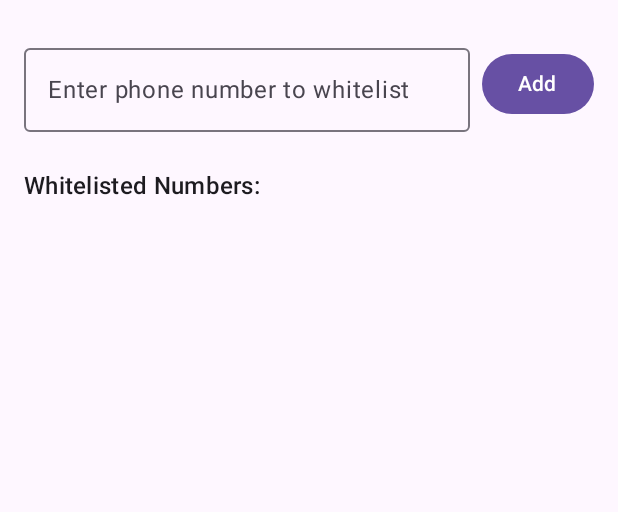
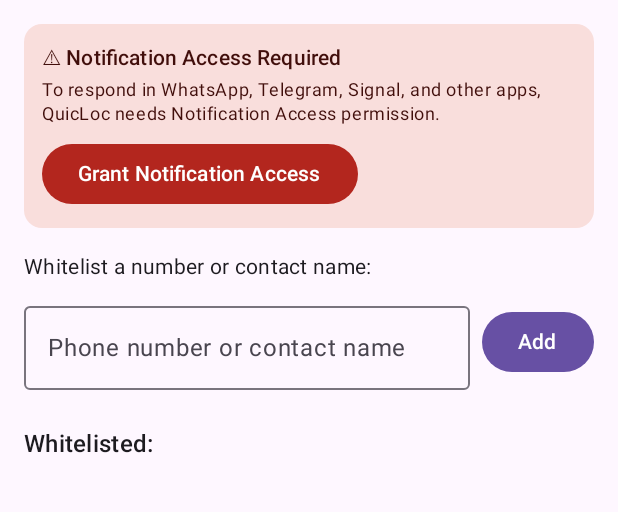
Before and after one commit to HereLiesAz/QuicLoc, an Android app built with Jetpack Compose: the screen it shows after launch (MainActivity), on a phone screen of 412 x 824 dp, the part 168-680 px from its top. Run offline under Robolectric (Android 15) with nearby library versions, the light colour scheme and no system bars.

Commit message:
Add files via upload

```diff
--- a/app/src/main/java/com/hereliesaz/quicloc/MainActivity.kt
+++ b/app/src/main/java/com/hereliesaz/quicloc/MainActivity.kt
@@ -1,8 +1,13 @@
 package com.hereliesaz.quicloc
 
 import android.Manifest
+import androidx.appcompat.app.AppCompatDelegate
+import android.content.ComponentName
+import android.content.Intent
 import android.content.pm.PackageManager
 import android.os.Bundle
+import android.provider.Settings
+import android.text.TextUtils
 import android.widget.Toast
 import androidx.activity.ComponentActivity
 import androidx.activity.compose.setContent
@@ -17,7 +22,6 @@ import androidx.compose.material3.*
 import androidx.compose.runtime.*
 import androidx.compose.ui.Alignment
 import androidx.compose.ui.Modifier
-import androidx.compose.ui.res.stringResource
 import androidx.compose.ui.text.input.KeyboardType
 import androidx.compose.ui.unit.dp
 import androidx.core.content.ContextCompat
@@ -37,31 +41,48 @@ class MainActivity : ComponentActivity() {
         ActivityResultContracts.RequestPermission()
     ) { isGranted ->
         if (!isGranted) {
-            Toast.makeText(this, "Background location permission is required for QuicLoc to function when the app is closed.", Toast.LENGTH_LONG).show()
+            Toast.makeText(
+                this,
+                "Background location permission is required for QuicLoc to work when the app is closed.",
+                Toast.LENGTH_LONG
+            ).show()
         }
+        // After location permissions, prompt for notification access
+        checkNotificationListenerPermission()
     }
 
     private val multiplePermissionsLauncher = registerForActivityResult(
         ActivityResultContracts.RequestMultiplePermissions()
     ) { permissions ->
-        val hasSms = permissions[Manifest.permission.RECEIVE_SMS] == true && permissions[Manifest.permission.SEND_SMS] == true
-        val hasLocation = permissions[Manifest.permission.ACCESS_FINE_LOCATION] == true || permissions[Manifest.permission.ACCESS_COARSE_LOCATION] == true
+        val hasSms = permissions[Manifest.permission.RECEIVE_SMS] == true &&
+                permissions[Manifest.permission.SEND_SMS] == true
+        val hasLocation = permissions[Manifest.permission.ACCESS_FINE_LOCATION] == true ||
+                permissions[Manifest.permission.ACCESS_COARSE_LOCATION] == true
 
         if (hasSms && hasLocation) {
             checkBackgroundLocationPermission()
         } else {
-            Toast.makeText(this, "SMS and at least Approximate Location permissions are required for QuicLoc to function.", Toast.LENGTH_LONG).show()
+            Toast.makeText(
+                this,
+                "SMS and Location permissions are required for QuicLoc to function.",
+                Toast.LENGTH_LONG
+            ).show()
         }
     }
 
     @OptIn(ExperimentalMaterial3Api::class)
     override fun onCreate(savedInstanceState: Bundle?) {
         super.onCreate(savedInstanceState)
+        // Force dark mode regardless of system setting
+        AppCompatDelegate.setDefaultNightMode(AppCompatDelegate.MODE_NIGHT_YES)
         whitelistManager = WhitelistManager(this)
 
         setContent {
             MaterialTheme {
                 var numbersList by remember { mutableStateOf(whitelistManager.getNumbers().toList()) }
+                var notificationAccessGranted by remember {
+                    mutableStateOf(isNotificationListenerEnabled())
+                }
 
                 Scaffold(
                     topBar = {
@@ -77,11 +98,15 @@ class MainActivity : ComponentActivity() {
                     QuicLocScreen(
                         modifier = Modifier.padding(innerPadding),
                         numbersList = numbersList,
+                        notificationAccessGranted = notificationAccessGranted,
+                        onRequestNotificationAccess = {
+                            startActivity(Intent(Settings.ACTION_NOTIFICATION_LISTENER_SETTINGS))
+                        },
                         onAddNumber = { number ->
                             if (number.isNotBlank()) {
                                 whitelistManager.addNumber(number)
                                 numbersList = whitelistManager.getNumbers().toList()
-                                Toast.makeText(this, "Number added to whitelist", Toast.LENGTH_SHORT).show()
+                                Toast.makeText(this, "Added to whitelist", Toast.LENGTH_SHORT).show()
                             }
                         },
                         onRemoveNumber = { number ->
@@ -94,6 +119,11 @@ class MainActivity : ComponentActivity() {
         }
 
         checkPermissions()
+    }
+
+    override fun onResume() {
+        super.onResume()
+        // Re-check notification access when returning from settings
     }
 
     private fun checkPermissions() {
@@ -111,10 +141,39 @@ class MainActivity : ComponentActivity() {
 
     private fun checkBackgroundLocationPermission() {
         if (android.os.Build.VERSION.SDK_INT >= android.os.Build.VERSION_CODES.Q) {
-            if (ContextCompat.checkSelfPermission(this, Manifest.permission.ACCESS_BACKGROUND_LOCATION) != PackageManager.PERMISSION_GRANTED) {
+            if (ContextCompat.checkSelfPermission(
+                    this,
+                    Manifest.permission.ACCESS_BACKGROUND_LOCATION
+                ) != PackageManager.PERMISSION_GRANTED
+            ) {
                 backgroundLocationLauncher.launch(Manifest.permission.ACCESS_BACKGROUND_LOCATION)
+                return
             }
         }
+        checkNotificationListenerPermission()
+    }
+
+    private fun checkNotificationListenerPermission() {
+        if (!isNotificationListenerEnabled()) {
+            // The UI will show a prompt — user taps the button to go to settings
+            Toast.makeText(
+                this,
+                "Grant Notification Access so QuicLoc can respond in WhatsApp, Telegram, and other apps.",
+                Toast.LENGTH_LONG
+            ).show()
+        }
+    }
+
+    private fun isNotificationListenerEnabled(): Boolean {
+        val flat = Settings.Secure.getString(contentResolver, "enabled_notification_listeners")
+        if (!TextUtils.isEmpty(flat)) {
+            val names = flat.split(":").toTypedArray()
+            for (name in names) {
+                val cn = ComponentName.unflattenFromString(name)
+                if (cn != null && packageName == cn.packageName) return true
+            }
+        }
+        return false
     }
 }
 
@@ -122,6 +181,8 @@ class MainActivity : ComponentActivity() {
 fun QuicLocScreen(
     modifier: Modifier = Modifier,
     numbersList: List<String>,
+    notificationAccessGranted: Boolean,
+    onRequestNotificationAccess: () -> Unit,
     onAddNumber: (String) -> Unit,
     onRemoveNumber: (String) -> Unit
 ) {
@@ -135,7 +196,63 @@ fun QuicLocScreen(
         Text(
             text = "QuicLoc Configuration",
             style = MaterialTheme.typography.headlineSmall,
-            modifier = Modifier.padding(bottom = 24.dp)
+            modifier = Modifier.padding(bottom = 16.dp)
+        )
+
+        // Notification access warning banner
+        if (!notificationAccessGranted) {
+            Card(
+                modifier = Modifier
+                    .fillMaxWidth()
+                    .padding(bottom = 16.dp),
+                colors = CardDefaults.cardColors(
+                    containerColor = MaterialTheme.colorScheme.errorContainer
+                )
+            ) {
+                Column(modifier = Modifier.padding(12.dp)) {
+                    Text(
+                        text = "⚠ Notification Access Required",
+                        style = MaterialTheme.typography.titleSmall,
+                        color = MaterialTheme.colorScheme.onErrorContainer
+                    )
+                    Text(
+                        text = "To respond in WhatsApp, Telegram, Signal, and other apps, QuicLoc needs Notification Access permission.",
+                        style = MaterialTheme.typography.bodySmall,
+                        color = MaterialTheme.colorScheme.onErrorContainer,
+                        modifier = Modifier.padding(top = 4.dp, bottom = 8.dp)
+                    )
+                    Button(
+                        onClick = onRequestNotificationAccess,
+                        colors = ButtonDefaults.buttonColors(
+                            containerColor = MaterialTheme.colorScheme.error
+                        )
+                    ) {
+                        Text("Grant Notification Access")
+                    }
+                }
+            }
+        } else {
+            Card(
+                modifier = Modifier
+                    .fillMaxWidth()
+                    .padding(bottom = 16.dp),
+                colors = CardDefaults.cardColors(
+                    containerColor = MaterialTheme.colorScheme.primaryContainer
+                )
+            ) {
+                Text(
+                    text = "✓ Notification Access granted — QuicLoc will respond in all messaging apps.",
+                    style = MaterialTheme.typography.bodySmall,
+                    color = MaterialTheme.colorScheme.onPrimaryContainer,
+                    modifier = Modifier.padding(12.dp)
+                )
+            }
+        }
+
+        Text(
+            text = "Whitelist a number or contact name:",
+            style = MaterialTheme.typography.bodyMedium,
+            modifier = Modifier.padding(bottom = 8.dp)
         )
 
         Row(
@@ -145,45 +262,28 @@ fun QuicLocScreen(
             OutlinedTextField(
                 value = phoneNumberInput,
                 onValueChange = { phoneNumberInput = it },
-                label = { Text("Enter phone number to whitelist") },
+                label = { Text("Phone number or contact name") },
                 keyboardOptions = KeyboardOptions(keyboardType = KeyboardType.Phone),
                 modifier = Modifier.weight(1f),
                 singleLine = true
             )
-
             Spacer(modifier = Modifier.width(8.dp))
-
-            Button(
-                onClick = {
+            Button(onClick = {
                 onAddNumber(phoneNumberInput)
                 phoneNumberInput = ""
-                }
-            ) {
+            }) {
                 Text("Add")
             }
         }
 
         Text(
-            text = "Whitelisted Numbers:",
+            text = "Whitelisted:",
             style = MaterialTheme.typography.titleMedium,
             modifier = Modifier.padding(top = 24.dp, bottom = 8.dp)
         )
 
-        LazyColumn(
-            modifier = Modifier.fillMaxWidth()
-        ) {
+        LazyColumn(modifier = Modifier.fillMaxWidth()) {
             items(numbersList) { number ->
-                WhitelistItem(
-                    number = number,
-                    onDeleteClick = { onRemoveNumber(number) }
-                )
-            }
-        }
-    }
-}
-
-@Composable
-fun WhitelistItem(number: String, onDeleteClick: () -> Unit) {
                 Row(
                     modifier = Modifier
                         .fillMaxWidth()
@@ -195,11 +295,14 @@ fun WhitelistItem(number: String, onDeleteClick: () -> Unit) {
                         style = MaterialTheme.typography.bodyLarge,
                         modifier = Modifier.weight(1f)
                     )
-        IconButton(onClick = onDeleteClick) {
+                    IconButton(onClick = { onRemoveNumber(number) }) {
                         Icon(
                             imageVector = Icons.Default.Delete,
-                contentDescription = stringResource(id = R.string.remove_whitelist_entry)
+                            contentDescription = "Remove"
                         )
                     }
                 }
             }
+        }
+    }
+}
```
Lines whose indentation alone changed are shown as unchanged.
